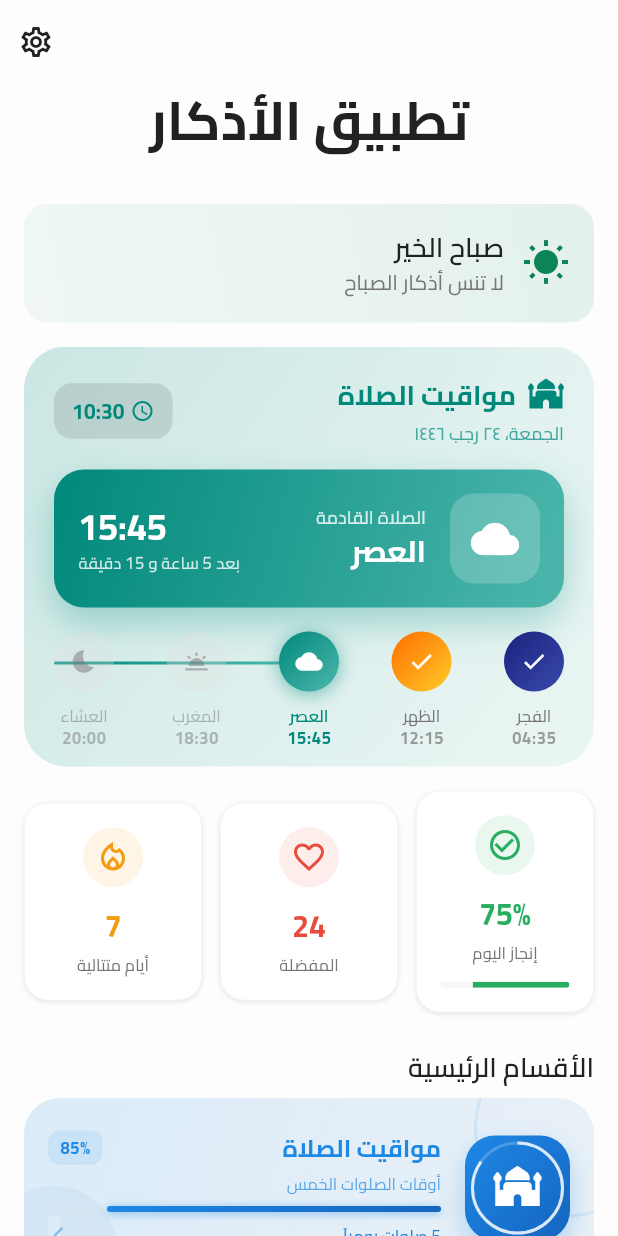
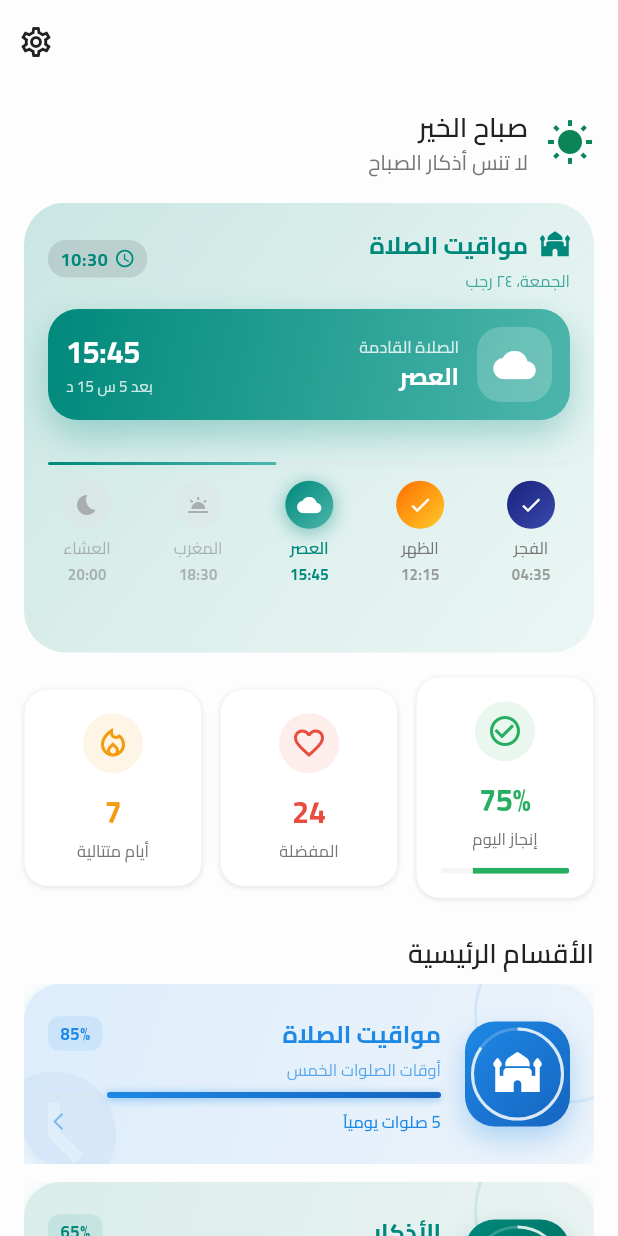
Before and after one commit to dr33awi/test_athkar_app, a Flutter app: the screen it shows after launch, on a phone screen of 412 x 824 dp. Run offline on Flutter 3.47's test engine with Material 3 defaults, Android fonts, the phone set to English and light mode, and no system bars; our stand-ins replace adhan, auto_size_text, battery_plus, device_info_plus, equatable, flutter_compass and 11 more.

Commit message:
تحديث

```diff
--- a/lib/features/home/screens/home_screen.dart
+++ b/lib/features/home/screens/home_screen.dart
@@ -14,21 +14,11 @@ class HomeScreen extends StatelessWidget {
       backgroundColor: context.backgroundColor,
       body: CustomScrollView(
         slivers: [
-          // App Bar
+          // App Bar - تم تبسيطه
           SliverAppBar(
-            expandedHeight: 120,
             floating: true,
             backgroundColor: context.backgroundColor,
             elevation: 0,
-            flexibleSpace: FlexibleSpaceBar(
-              title: Text(
-                'تطبيق الأذكار',
-                style: context.headlineMedium?.copyWith(
-                  fontWeight: ThemeConstants.bold,
-                ),
-              ),
-              centerTitle: true,
-            ),
             actions: [
               IconButton(
                 icon: const Icon(Icons.settings_outlined),
@@ -39,20 +29,8 @@ class HomeScreen extends StatelessWidget {
 
           // Welcome Message
           SliverToBoxAdapter(
-            child: Container(
-              margin: const EdgeInsets.all(ThemeConstants.space4),
+            child: Padding(
               padding: const EdgeInsets.all(ThemeConstants.space4),
-              decoration: BoxDecoration(
-                gradient: LinearGradient(
-                  colors: [
-                    context.primaryColor.withOpacity(0.1),
-                    context.primaryColor.withOpacity(0.05),
-                  ],
-                  begin: Alignment.topRight,
-                  end: Alignment.bottomLeft,
-                ),
-                borderRadius: BorderRadius.circular(ThemeConstants.radiusLg),
-              ),
               child: Row(
                 children: [
                   Icon(
--- a/lib/features/home/widgets/prayer_times_card.dart
+++ b/lib/features/home/widgets/prayer_times_card.dart
@@ -82,7 +82,7 @@ class _PrayerTimesCardState extends State<PrayerTimesCard> {
     final minutes = remainingMinutes % 60;
 
     if (hours > 0) {
-      return '$hours ساعة و $minutes دقيقة';
+      return '$hours س $minutes د';
     } else {
       return '$minutes دقيقة';
     }
@@ -105,7 +105,7 @@ class _PrayerTimesCardState extends State<PrayerTimesCard> {
 
     return Container(
       margin: const EdgeInsets.symmetric(horizontal: ThemeConstants.space4),
-      height: 280,
+      height: 300, // زيادة الارتفاع قليلاً
       child: Stack(
         children: [
           // الخلفية المتدرجة
@@ -150,7 +150,7 @@ class _PrayerTimesCardState extends State<PrayerTimesCard> {
               onTap: _navigateToPrayerTimes,
               borderRadius: BorderRadius.circular(28),
               child: Container(
-                padding: const EdgeInsets.all(ThemeConstants.space5),
+                padding: const EdgeInsets.all(ThemeConstants.space4),
                 child: Column(
                   crossAxisAlignment: CrossAxisAlignment.start,
                   children: [
@@ -158,7 +158,8 @@ class _PrayerTimesCardState extends State<PrayerTimesCard> {
                     Row(
                       mainAxisAlignment: MainAxisAlignment.spaceBetween,
                       children: [
-                        Column(
+                        Expanded(
+                          child: Column(
                             crossAxisAlignment: CrossAxisAlignment.start,
                             children: [
                               Row(
@@ -166,33 +167,37 @@ class _PrayerTimesCardState extends State<PrayerTimesCard> {
                                   Icon(
                                     Icons.mosque,
                                     color: isDark ? Colors.white : nextPrayer.gradient[0],
-                                  size: 24,
+                                    size: 20,
                                   ),
                                   ThemeConstants.space2.w,
-                                Text(
+                                  Flexible(
+                                    child: Text(
                                       'مواقيت الصلاة',
-                                  style: context.titleLarge?.copyWith(
+                                      style: context.titleMedium?.copyWith(
                                         fontWeight: ThemeConstants.bold,
                                         color: isDark ? Colors.white : nextPrayer.gradient[0],
+                                      ),
+                                      overflow: TextOverflow.ellipsis,
                                     ),
                                   ),
                                 ],
                               ),
                               ThemeConstants.space1.h,
                               Text(
-                              'الجمعة، ٢٤ رجب ١٤٤٦',
-                              style: context.labelMedium?.copyWith(
+                                'الجمعة، ٢٤ رجب',
+                                style: context.labelSmall?.copyWith(
                                   color: (isDark ? Colors.white : nextPrayer.gradient[0])
                                       .withOpacity(0.7),
                                 ),
                               ),
                             ],
                           ),
+                        ),
                         // ساعة رقمية
                         Container(
                           padding: const EdgeInsets.symmetric(
-                            horizontal: ThemeConstants.space3,
-                            vertical: ThemeConstants.space2,
+                            horizontal: ThemeConstants.space2,
+                            vertical: ThemeConstants.space1,
                           ),
                           decoration: BoxDecoration(
                             color: (isDark ? Colors.white : Colors.black)
@@ -200,16 +205,17 @@ class _PrayerTimesCardState extends State<PrayerTimesCard> {
                             borderRadius: BorderRadius.circular(12),
                           ),
                           child: Row(
+                            mainAxisSize: MainAxisSize.min,
                             children: [
                               Icon(
                                 Icons.access_time,
-                                size: 16,
+                                size: 14,
                                 color: isDark ? Colors.white : nextPrayer.gradient[0],
                               ),
                               ThemeConstants.space1.w,
                               Text(
                                 '${DateTime.now().hour.toString().padLeft(2, '0')}:${DateTime.now().minute.toString().padLeft(2, '0')}',
-                                style: context.titleSmall?.copyWith(
+                                style: context.labelMedium?.copyWith(
                                   fontWeight: ThemeConstants.bold,
                                   color: isDark ? Colors.white : nextPrayer.gradient[0],
                                 ),
@@ -220,11 +226,11 @@ class _PrayerTimesCardState extends State<PrayerTimesCard> {
                       ],
                     ),
 
-                    ThemeConstants.space4.h,
+                    ThemeConstants.space3.h,
 
                     // بطاقة الصلاة القادمة
                     Container(
-                      padding: const EdgeInsets.all(ThemeConstants.space4),
+                      padding: const EdgeInsets.all(ThemeConstants.space3),
                       decoration: BoxDecoration(
                         gradient: LinearGradient(
                           colors: nextPrayer.gradient,
@@ -244,8 +250,8 @@ class _PrayerTimesCardState extends State<PrayerTimesCard> {
                         children: [
                           // الأيقونة
                           Container(
-                            width: 60,
-                            height: 60,
+                            width: 50,
+                            height: 50,
                             decoration: BoxDecoration(
                               color: Colors.white.withOpacity(0.2),
                               borderRadius: BorderRadius.circular(16),
@@ -253,11 +259,11 @@ class _PrayerTimesCardState extends State<PrayerTimesCard> {
                             child: Icon(
                               nextPrayer.icon,
                               color: Colors.white,
-                              size: 32,
+                              size: 28,
                             ),
                           ),
 
-                          ThemeConstants.space4.w,
+                          ThemeConstants.space3.w,
 
                           // المعلومات
                           Expanded(
@@ -266,13 +272,14 @@ class _PrayerTimesCardState extends State<PrayerTimesCard> {
                               children: [
                                 Text(
                                   'الصلاة القادمة',
-                                  style: context.labelMedium?.copyWith(
+                                  style: context.labelSmall?.copyWith(
                                     color: Colors.white.withOpacity(0.8),
+                                    fontSize: 11,
                                   ),
                                 ),
                                 Text(
                                   nextPrayer.name,
-                                  style: context.headlineSmall?.copyWith(
+                                  style: context.titleMedium?.copyWith(
                                     fontWeight: ThemeConstants.bold,
                                     color: Colors.white,
                                   ),
@@ -287,14 +294,15 @@ class _PrayerTimesCardState extends State<PrayerTimesCard> {
                             children: [
                               Text(
                                 nextPrayer.time,
-                                style: context.headlineMedium?.copyWith(
+                                style: context.headlineSmall?.copyWith(
                                   fontWeight: ThemeConstants.bold,
                                   color: Colors.white,
                                 ),
                               ),
                               Text(
                                 'بعد ${_getTimeRemaining()}',
-                                style: context.labelSmall?.copyWith(
+                                style: TextStyle(
+                                  fontSize: 10,
                                   color: Colors.white.withOpacity(0.8),
                                 ),
                               ),
@@ -304,15 +312,22 @@ class _PrayerTimesCardState extends State<PrayerTimesCard> {
                       ),
                     ),
 
-                    ThemeConstants.space4.h,
+                    ThemeConstants.space3.h,
 
-                    // Timeline للصلوات
+                    // Timeline للصلوات - محدث
                     Expanded(
-                      child: Stack(
+                      child: LayoutBuilder(
+                        builder: (context, constraints) {
+                          final availableWidth = constraints.maxWidth;
+                          final progressWidth = availableWidth * _getDayProgress();
+
+                          return Stack(
+                            alignment: Alignment.center,
+                            clipBehavior: Clip.none,
                             children: [
                               // خط الزمن
                               Positioned(
-                            top: 20,
+                                top: 16,
                                 left: 0,
                                 right: 0,
                                 child: Container(
@@ -326,11 +341,10 @@ class _PrayerTimesCardState extends State<PrayerTimesCard> {
 
                               // مؤشر التقدم
                               Positioned(
-                            top: 20,
+                                top: 16,
                                 left: 0,
                                 child: Container(
-                              width: MediaQuery.of(context).size.width *
-                                     _getDayProgress() * 0.85,
+                                  width: progressWidth.clamp(0.0, availableWidth),
                                   height: 2,
                                   decoration: BoxDecoration(
                                     gradient: LinearGradient(
@@ -345,7 +359,9 @@ class _PrayerTimesCardState extends State<PrayerTimesCard> {
                               ),
 
                               // الصلوات
-                          Row(
+                              Padding(
+                                padding: const EdgeInsets.symmetric(horizontal: 10),
+                                child: Row(
                                   mainAxisAlignment: MainAxisAlignment.spaceBetween,
                                   children: _prayerTimes
                                       .map((prayer) => _buildTimelineItem(
@@ -354,7 +370,10 @@ class _PrayerTimesCardState extends State<PrayerTimesCard> {
                                           ))
                                       .toList(),
                                 ),
+                              ),
                             ],
+                          );
+                        },
                       ),
                     ),
                   ],
@@ -372,11 +391,12 @@ class _PrayerTimesCardState extends State<PrayerTimesCard> {
     final isActive = prayer.isNext;
 
     return Column(
+      mainAxisSize: MainAxisSize.min,
       children: [
         // النقطة على الخط
         Container(
-          width: 40,
-          height: 40,
+          width: 32,
+          height: 32,
           decoration: BoxDecoration(
             shape: BoxShape.circle,
             gradient: prayer.isPassed || isActive
@@ -406,16 +426,17 @@ class _PrayerTimesCardState extends State<PrayerTimesCard> {
             color: prayer.isPassed || isActive
                 ? Colors.white
                 : context.textSecondaryColor.withOpacity(0.5),
-            size: 18,
+            size: 16,
           ),
         ),
 
-        ThemeConstants.space2.h,
+        ThemeConstants.space1.h,
 
         // اسم الصلاة
         Text(
           prayer.name,
-          style: context.labelSmall?.copyWith(
+          style: TextStyle(
+            fontSize: 11,
             color: isActive
                 ? (isDark ? Colors.white : prayer.gradient[0])
                 : prayer.isPassed
@@ -423,12 +444,15 @@ class _PrayerTimesCardState extends State<PrayerTimesCard> {
                     : context.textSecondaryColor.withOpacity(0.5),
             fontWeight: isActive ? ThemeConstants.semiBold : null,
           ),
+          textAlign: TextAlign.center,
+          overflow: TextOverflow.visible,
         ),
 
         // الوقت
         Text(
           prayer.time,
-          style: context.labelSmall?.copyWith(
+          style: TextStyle(
+            fontSize: 10,
             color: isActive
                 ? prayer.gradient[0]
                 : prayer.isPassed
@@ -436,6 +460,7 @@ class _PrayerTimesCardState extends State<PrayerTimesCard> {
                     : context.textSecondaryColor.withOpacity(0.5),
             fontWeight: ThemeConstants.bold,
           ),
+          textAlign: TextAlign.center,
         ),
       ],
     );
--- a/lib/features/prayers/data/repositories/prayer_times_repository_impl.dart
+++ b/lib/features/prayers/data/repositories/prayer_times_repository_impl.dart
@@ -1,7 +1,7 @@
 // lib/data/repositories/prayer_times_repository_impl.dart
 import 'package:athkar_app/core/error/error_handler.dart';
 import 'package:athkar_app/features/prayers/domain/services/prayer_times_service.dart';
-import 'package:athkar_app/features/prayers/domain/services/qibla_service.dart';
+import 'package:athkar_app/features/qibla/qibla_service.dart';
 
 import '../../domain/prayer_times_service.dart';
 import '../../domain/entities/prayer_times.dart';
--- a/lib/features/prayers/presentation/providers/prayer_times_provider.dart
+++ b/lib/features/prayers/presentation/providers/prayer_times_provider.dart
@@ -5,7 +5,7 @@ import '../../domain/prayer_times_service.dart';
 import '../../domain/entities/prayer_times.dart';
 import '../../../settings/domain/entities/settings.dart';
 import '../../domain/usecases/get_prayer_times.dart';
-import '../../domain/usecases/get_qibla_direction.dart';
+import '../../../qibla/get_qibla_direction.dart';
 
 class PrayerTimesProvider extends ChangeNotifier {
   final GetPrayerTimes _getPrayerTimes;
--- a/lib/features/prayers/presentation/screens/prayer_dashboard_screen.dart
+++ b/lib/features/prayers/presentation/screens/prayer_dashboard_screen.dart
@@ -14,7 +14,7 @@ import '../providers/prayer_times_provider.dart';
 import '../../../settings/presentation/providers/settings_provider.dart';
 import '../../../../app/themes/loading_widget.dart';
 import '../widgets/prayer_times_section.dart';
-import '../widgets/qibla_section.dart';
+import '../../../qibla/qibla_section.dart';
 
 class PrayerDashboardScreen extends StatefulWidget {
   const PrayerDashboardScreen({Key? key}) : super(key: key);
--- a/lib/features/prayers/domain/usecases/get_qibla_direction.dart
+++ b/lib/features/qibla/get_qibla_direction.dart
@@ -1,5 +1,5 @@
 // lib/domain/usecases/prayers/get_qibla_direction.dart
-import '../repositories/prayer_times_repository.dart';
+import '../prayers/domain/repositories/prayer_times_repository.dart';
 
 class GetQiblaDirection {
   final PrayerTimesRepository repository;
--- a/lib/features/prayers/presentation/widgets/qibla_section.dart
+++ b/lib/features/qibla/qibla_section.dart
@@ -1,9 +1,9 @@
 // lib/presentation/screens/home/widgets/qibla_section.dart
 import 'package:flutter/material.dart';
 import 'package:provider/provider.dart';
-import '../../../../app/routes/app_router.dart';
-import '../providers/prayer_times_provider.dart';
-import '../../../../app/themes/loading_widget.dart';
+import '../../app/routes/app_router.dart';
+import '../prayers/presentation/providers/prayer_times_provider.dart';
+import '../../app/themes/loading_widget.dart';
 
 class QiblaSection extends StatelessWidget {
   const QiblaSection({super.key});
--- a/lib/features/prayers/domain/services/qibla_service_impl.dart
+++ b/lib/features/qibla/qibla_service_impl.dart
@@ -4,9 +4,9 @@ import 'dart:async';
 import 'dart:math' as math;
 import 'package:flutter_compass/flutter_compass.dart';
 import 'package:geolocator/geolocator.dart';
-import '../../../../core/infrastructure/services/logging/logger_service.dart';
-import '../../../../core/infrastructure/services/permissions/permission_service.dart';
-import '../../domain/services/qibla_service.dart';
+import '../../core/infrastructure/services/logging/logger_service.dart';
+import '../../core/infrastructure/services/permissions/permission_service.dart';
+import 'qibla_service.dart';
 
 /// Implementation of Qibla service
 class QiblaServiceImpl implements QiblaService {
```
Also changed, not shown: lib/features/home/widgets/category_grid.dart (+35 -6 lines), lib/features/prayers/qibla_service.dart (deleted, +0 -29 lines), lib/features/prayers/qibla_service_impl.dart (deleted, +0 -199 lines), lib/features/qibla/qibla_screen.dart (renamed from lib/features/prayers/presentation/screens/qibla_screen.dart, +4 -4 lines), lib/features/qibla/qibla_service.dart (renamed from lib/features/prayers/domain/services/qibla_service.dart). Lines whose indentation alone changed are shown as unchanged.
